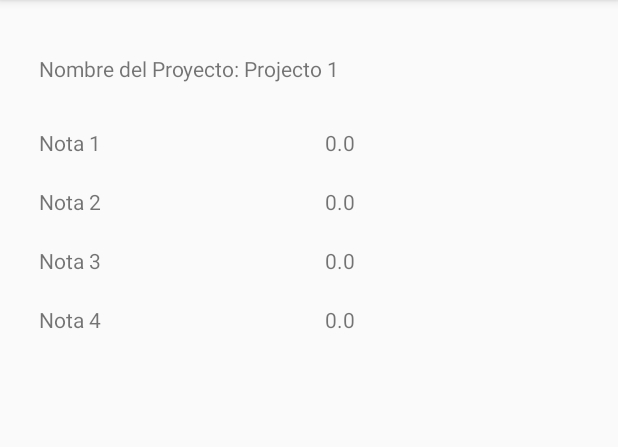
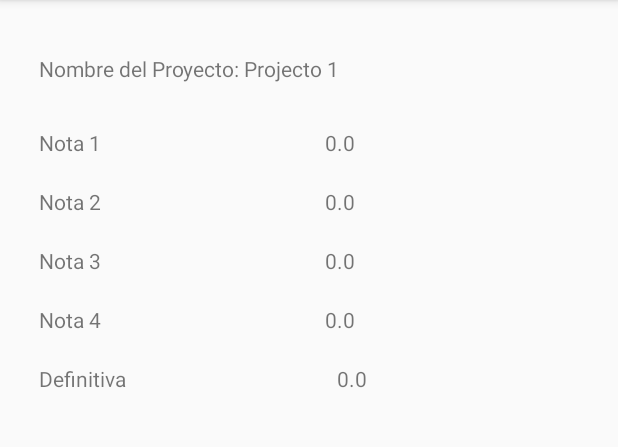
Before and after one commit to 2l3x2nd3r/Taller-4, an Android app: the screen it shows after launch (Project_show), after a tap on "Projecto 1", on a phone screen of 412 x 824 dp, the part 84-531 px from its top. Run offline under Robolectric (Android 15) with nearby library versions, the phone set to English and light mode, and no system bars.

Commit message:
change the settext of the notes fot sethint

```diff
--- a/app/src/main/java/com/example/movil/taller_4/MainActivity.java
+++ b/app/src/main/java/com/example/movil/taller_4/MainActivity.java
@@ -92,14 +92,9 @@ public class MainActivity extends AppCompatActivity {
 
     @Override
     protected void onActivityResult(int requestCode, int resultCode, Intent data) {
-        Project project;
-
         if(resultCode == RESULT_OK){
             projects.set(requestCode, (Project) data.getSerializableExtra("project"));
-            project = projects.get(requestCode);
         }
-
-
     }
 
 
--- a/app/src/main/java/com/example/movil/taller_4/Project_show.java
+++ b/app/src/main/java/com/example/movil/taller_4/Project_show.java
@@ -15,6 +15,7 @@ public class Project_show extends AppCompatActivity {
     TextView tv2;
     TextView tv3;
     TextView tv4;
+    TextView grade;
 
     Project project;
 
@@ -28,15 +29,17 @@ public class Project_show extends AppCompatActivity {
         tv2 = (TextView) findViewById(R.id.tvn2);
         tv3 = (TextView) findViewById(R.id.tvn3);
         tv4 = (TextView) findViewById(R.id.tvn4);
+        grade = (TextView) findViewById(R.id.grade);
 
         Intent i = getIntent();
 
         project = (Project) i.getSerializableExtra("project");
 
         tvp.setText("Nombre del Proyecto: " + project.getName());
-        tv1.setText(String.valueOf(project.getNote1()));
-        tv2.setText(String.valueOf(project.getNote2()));
-        tv3.setText(String.valueOf(project.getNote3()));
-        tv4.setText(String.valueOf(project.getNote4()));
+        tv1.setText("" + project.getNote1());
+        tv2.setText("" + project.getNote2());
+        tv3.setText("" + project.getNote3());
+        tv4.setText("" + project.getNote4());
+        grade.setText("" + project.getGrade());
     }
 }
--- a/app/src/main/java/com/example/movil/taller_4/edit_project.java
+++ b/app/src/main/java/com/example/movil/taller_4/edit_project.java
@@ -37,10 +37,10 @@ public class edit_project extends AppCompatActivity {
 
         tvp.setText("Nombre del Proyecto: " + project.getName());
         grade.setText("" + project.getGrade());
-        et1.setText("" + project.getNote1());
-        et2.setText("" + project.getNote2());
-        et3.setText("" + project.getNote3());
-        et4.setText("" + project.getNote4());
+        et1.setHint("" + project.getNote1());
+        et2.setHint("" + project.getNote2());
+        et3.setHint("" + project.getNote3());
+        et4.setHint("" + project.getNote4());
     }
 
     public void calculate(View view) {
--- a/app/src/main/res/layout/activity_edit_project.xml
+++ b/app/src/main/res/layout/activity_edit_project.xml
@@ -128,7 +128,7 @@
             android:padding="10dp">
 
             <TextView
-                android:text="TextView"
+                android:text="Definitiva"
                 android:layout_width="wrap_content"
                 android:layout_height="wrap_content"
                 android:id="@+id/Definitiva"
--- a/app/src/main/res/layout/activity_project_show.xml
+++ b/app/src/main/res/layout/activity_project_show.xml
@@ -119,6 +119,28 @@
                 android:layout_weight="1" />
         </LinearLayout>
 
+        <LinearLayout
+            android:orientation="horizontal"
+            android:layout_width="match_parent"
+            android:layout_height="wrap_content"
+            android:padding="10dp">
+
+            <TextView
+                android:text="Definitiva"
+                android:layout_width="wrap_content"
+                android:layout_height="wrap_content"
+                android:id="@+id/Definitiva"
+                android:layout_weight="1" />
+
+            <TextView
+                android:text="TextView"
+                android:layout_width="wrap_content"
+                android:layout_height="wrap_content"
+                android:id="@+id/grade"
+                android:layout_weight="1" />
+
+        </LinearLayout>
+
     </LinearLayout>
 
 </RelativeLayout>
```
